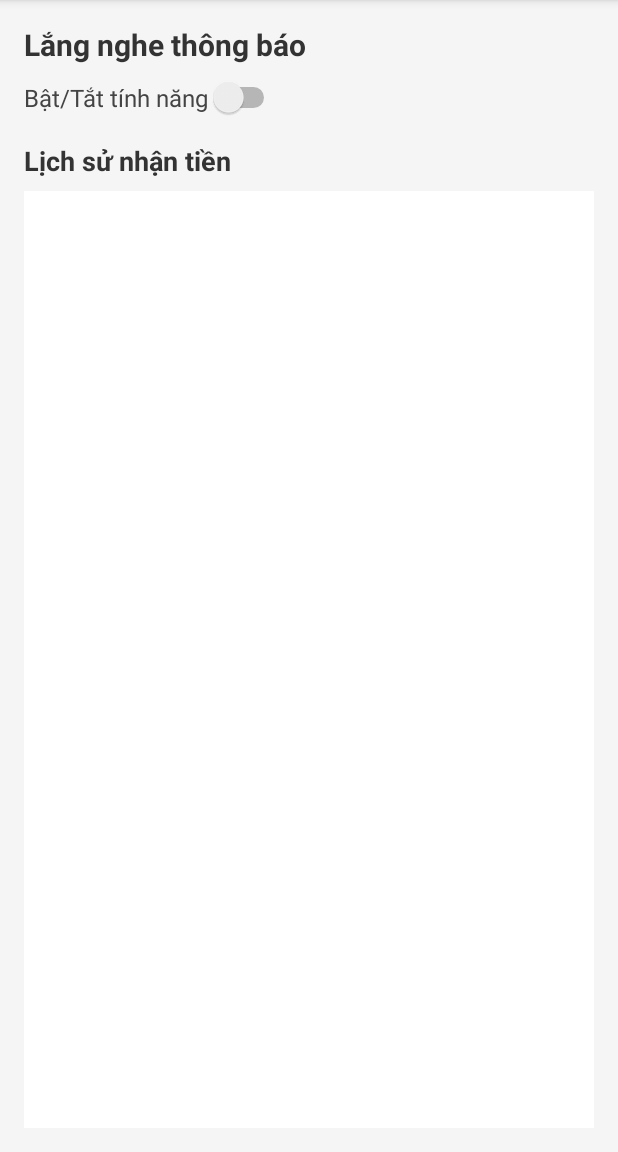
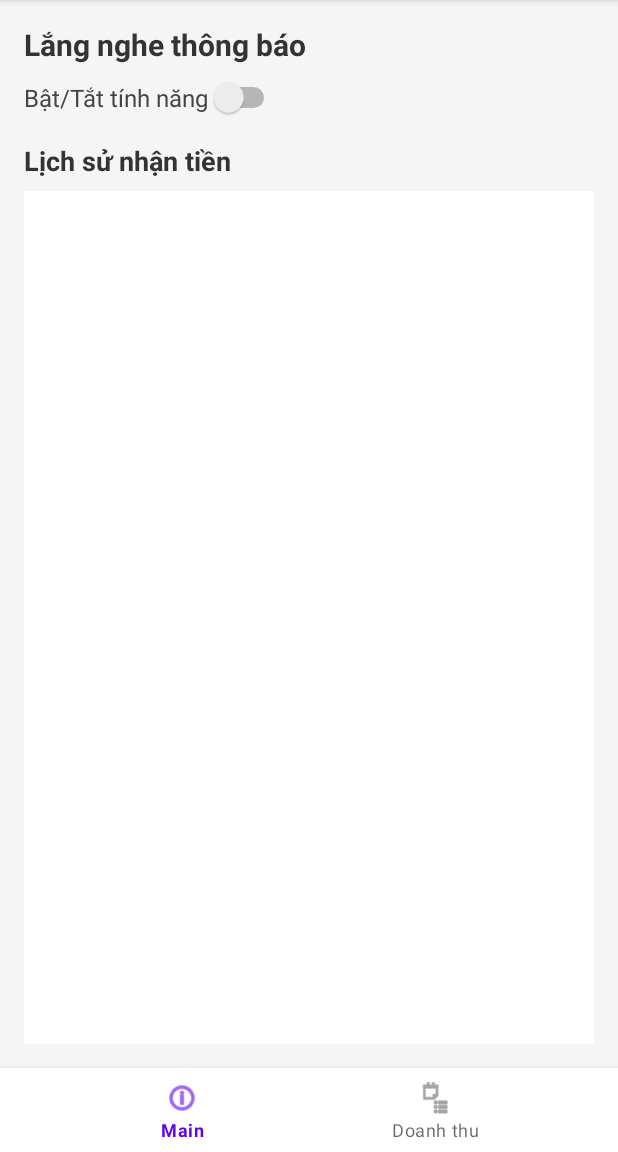
Before and after one commit to Thang0611/NotiBank, an Android app: the screen it shows after launch (MainActivity), on a phone screen of 412 x 824 dp, the part 84-1236 px from its top. Run offline under Robolectric (Android 15) with nearby library versions, the phone set to English and light mode, and no system bars; 1 statement that could not run was skipped.

Commit message:
bottomnav

```diff
--- a/app/build.gradle
+++ b/app/build.gradle
@@ -4,12 +4,12 @@ plugins {
 
 android {
     namespace 'com.example.banknotireader'
-    compileSdk 35
+    compileSdk 34
 
     defaultConfig {
         applicationId "com.example.banknotireader"
         minSdk 28
-        targetSdk 35
+        targetSdk 34
         versionCode 1
         versionName "1.0"
 
@@ -38,4 +38,6 @@ dependencies {
     androidTestImplementation libs.ext.junit
     androidTestImplementation libs.espresso.core
     implementation 'androidx.cardview:cardview:1.0.0'
+    implementation 'com.github.PhilJay:MPAndroidChart:v3.0.3'
+    implementation 'com.github.PhilJay:MPAndroidChart-Realm:v3.0.3@aar'
 }
--- a/app/src/main/java/com/example/banknotireader/MainActivity.java
+++ b/app/src/main/java/com/example/banknotireader/MainActivity.java
@@ -1,111 +1,38 @@
+package com.example.banknotireader;
 package com.example.banknotireader;
 
-import android.content.BroadcastReceiver;
-import android.content.Context;
-import android.content.Intent;
-import android.content.IntentFilter;
-import android.content.SharedPreferences;
 import android.os.Bundle;
-import android.provider.Settings;
-import android.speech.tts.TextToSpeech;
-import android.widget.CompoundButton;
-import android.widget.Switch;
-import android.widget.Toast;
 import androidx.appcompat.app.AppCompatActivity;
-import androidx.localbroadcastmanager.content.LocalBroadcastManager;
-import androidx.recyclerview.widget.LinearLayoutManager;
-import androidx.recyclerview.widget.RecyclerView;
-
-import com.example.banknotireader.models.Transaction;
-
-import java.util.List;
-import java.util.Locale;
+import androidx.fragment.app.Fragment;
+import com.google.android.material.bottomnavigation.BottomNavigationView;
 
 public class MainActivity extends AppCompatActivity {
-
-    private Switch switchListener;
-    private RecyclerView recyclerView;
-    private TransactionAdapter adapter;
-    private DBHelper dbHelper;
-    private TextToSpeech tts;
+    BottomNavigationView bottomNav;
 
     @Override
     protected void onCreate(Bundle savedInstanceState) {
         super.onCreate(savedInstanceState);
         setContentView(R.layout.activity_main);
-        tts = new TextToSpeech(getApplicationContext(), status -> {
-            if (status == TextToSpeech.SUCCESS) {
-                tts.setLanguage(new Locale("vi","VN"));
+
+        bottomNav = findViewById(R.id.bottom_nav);
+        bottomNav.setOnItemSelectedListener(item -> {
+            Fragment selectedFragment = null;
+            if (item.getItemId() == R.id.nav_home) {
+                selectedFragment = new MainFragment();
+            } else if (item.getItemId() == R.id.nav_chart) {
+                selectedFragment = new ChartFragment();
             }
-        });
-        switchListener = findViewById(R.id.switchListener);
-        recyclerView = findViewById(R.id.recyclerView);
-
-        dbHelper = new DBHelper(this);
-        adapter = new TransactionAdapter();
-        recyclerView.setLayoutManager(new LinearLayoutManager(this));
-        recyclerView.setAdapter(adapter);
-
-        SharedPreferences prefs = getSharedPreferences("settings", MODE_PRIVATE);
-        boolean isEnabled = prefs.getBoolean("listener_enabled", false);
-        switchListener.setChecked(isEnabled);
-
-        // Kiểm tra nếu đây là lần đầu tiên mở ứng dụng
-        SharedPreferences firstRunPrefs = getSharedPreferences("AppPreferences", MODE_PRIVATE);
-        boolean isFirstRun = firstRunPrefs.getBoolean("isFirstRun", true);
-
-        if (isFirstRun) {
-            // Kiểm tra quyền thông báo
-            if (!isNotificationPermissionGranted()) {
-                // Nếu chưa cấp quyền, yêu cầu người dùng cấp quyền
-                requestNotificationPermission();
-            }
-
-            // Đánh dấu ứng dụng đã chạy lần đầu
-            SharedPreferences.Editor editor = firstRunPrefs.edit();
-            editor.putBoolean("isFirstRun", false);
-            editor.apply();
-        }
-
-        switchListener.setOnCheckedChangeListener((CompoundButton buttonView, boolean isChecked) -> {
-            SharedPreferences.Editor editor = prefs.edit();
-            editor.putBoolean("listener_enabled", isChecked);
-            String msg="";
-            if(isChecked){
-                msg="Đã bật thông báo chuyển khoản";
-            }
-            else {
-                msg="Đã tắt thông báo chuyển khoản";
-            }
-            tts.speak(msg, TextToSpeech.QUEUE_ADD, null, null);
-            editor.apply();
+            getSupportFragmentManager().beginTransaction()
+                    .replace(R.id.fragment_container, selectedFragment)
+                    .commit();
+            return true;
         });
 
-        loadTransactions();
-        LocalBroadcastManager.getInstance(this).registerReceiver(
-                transactionReceiver, new IntentFilter("com.example.banknotireader.NEW_TRANSACTION")
-        );
-    }
-    private final BroadcastReceiver transactionReceiver = new BroadcastReceiver() {
-        @Override
-        public void onReceive(Context context, Intent intent) {
-            loadTransactions(); // Gọi lại DB và cập nhật danh sách
+        // Load mặc định
+        if (savedInstanceState == null) {
+            getSupportFragmentManager().beginTransaction()
+                    .replace(R.id.fragment_container, new MainFragment())
+                    .commit();
         }
-    };
-    private void loadTransactions() {
-        List<Transaction> transactions = dbHelper.getAllTransactions();
-        adapter.setTransactions(transactions);
-    }
-
-    private boolean isNotificationPermissionGranted() {
-        // Kiểm tra nếu quyền thông báo đã được cấp
-        return android.provider.Settings.Secure.getString(getContentResolver(), "enabled_notification_listeners")
-                .contains(getPackageName());
-    }
-
-    private void requestNotificationPermission() {
-        // Yêu cầu người dùng cấp quyền đọc thông báo
-        Toast.makeText(this, "Please enable notification access", Toast.LENGTH_LONG).show();
-        startActivity(new Intent(Settings.ACTION_NOTIFICATION_LISTENER_SETTINGS));
     }
 }
--- /dev/null
+++ b/app/src/main/java/com/example/banknotireader/MainFragment.java
@@ -0,0 +1,90 @@
+package com.example.banknotireader;
+
+
+import android.content.*;
+import android.os.Bundle;
+import android.provider.Settings;
+import android.speech.tts.TextToSpeech;
+import android.view.*;
+import android.widget.Switch;
+import android.widget.Toast;
+import androidx.annotation.NonNull;
+import androidx.fragment.app.Fragment;
+import androidx.localbroadcastmanager.content.LocalBroadcastManager;
+import androidx.recyclerview.widget.*;
+import com.example.banknotireader.models.Transaction;
+import java.util.*;
+
+public class MainFragment extends Fragment {
+    private Switch switchListener;
+    private RecyclerView recyclerView;
+    private TransactionAdapter adapter;
+    private DBHelper dbHelper;
+    private TextToSpeech tts;
+
+    @Override
+    public View onCreateView(@NonNull LayoutInflater inflater, ViewGroup container, Bundle savedInstanceState) {
+        View view = inflater.inflate(R.layout.fragment_main, container, false);
+
+        dbHelper = new DBHelper(requireContext());
+        tts = new TextToSpeech(getContext(), status -> {
+            if (status == TextToSpeech.SUCCESS) {
+                tts.setLanguage(new Locale("vi", "VN"));
+            }
+        });
+
+        switchListener = view.findViewById(R.id.switchListener);
+        recyclerView = view.findViewById(R.id.recyclerView);
+        recyclerView.setLayoutManager(new LinearLayoutManager(getContext()));
+        adapter = new TransactionAdapter();
+        recyclerView.setAdapter(adapter);
+
+        SharedPreferences prefs = requireContext().getSharedPreferences("settings", Context.MODE_PRIVATE);
+        boolean isEnabled = prefs.getBoolean("listener_enabled", false);
+        switchListener.setChecked(isEnabled);
+
+        // First run
+        SharedPreferences firstRunPrefs = requireContext().getSharedPreferences("AppPreferences", Context.MODE_PRIVATE);
+        if (firstRunPrefs.getBoolean("isFirstRun", true)) {
+            if (!isNotificationPermissionGranted()) {
+                requestNotificationPermission();
+            }
+            firstRunPrefs.edit().putBoolean("isFirstRun", false).apply();
+        }
+
+        switchListener.setOnCheckedChangeListener((btn, isChecked) -> {
+            prefs.edit().putBoolean("listener_enabled", isChecked).apply();
+            String msg = isChecked ? "Đã bật thông báo chuyển khoản" : "Đã tắt thông báo chuyển khoản";
+            tts.speak(msg, TextToSpeech.QUEUE_ADD, null, null);
+        });
+
+        loadTransactions();
+
+        LocalBroadcastManager.getInstance(requireContext()).registerReceiver(
+                transactionReceiver, new IntentFilter("com.example.banknotireader.NEW_TRANSACTION"));
+
+        return view;
+    }
+
+    private final BroadcastReceiver transactionReceiver = new BroadcastReceiver() {
+        @Override
+        public void onReceive(Context context, Intent intent) {
+            loadTransactions();
+        }
+    };
+
+    private void loadTransactions() {
+        List<Transaction> transactions = dbHelper.getAllTransactions();
+        adapter.setTransactions(transactions);
+    }
+
+    private boolean isNotificationPermissionGranted() {
+        return Settings.Secure.getString(requireContext().getContentResolver(),
+                "enabled_notification_listeners").contains(requireContext().getPackageName());
+    }
+
+    private void requestNotificationPermission() {
+        Toast.makeText(getContext(), "Please enable notification access", Toast.LENGTH_LONG).show();
+        startActivity(new Intent(Settings.ACTION_NOTIFICATION_LISTENER_SETTINGS));
+    }
+}
--- a/app/src/main/res/layout/activity_main.xml
+++ b/app/src/main/res/layout/activity_main.xml
@@ -1,45 +1,70 @@
+<!--<?xml version="1.0" encoding="utf-8"?>-->
+<!--<LinearLayout xmlns:android="http://schemas.android.com/apk/res/android"-->
+<!--    android:layout_width="match_parent"-->
+<!--    android:layout_height="match_parent"-->
+<!--    android:orientation="vertical"-->
+<!--    android:padding="16dp"-->
+<!--    android:background="#F5F5F5">-->
+
+<!--    <TextView-->
+<!--        android:layout_width="wrap_content"-->
+<!--        android:layout_height="wrap_content"-->
+<!--        android:text="Lắng nghe thông báo"-->
+<!--        android:textSize="20sp"-->
+<!--        android:textStyle="bold"-->
+<!--        android:textColor="#333" />-->
+
+<!--    <Switch-->
+<!--        android:id="@+id/switchListener"-->
+<!--        android:layout_width="wrap_content"-->
+<!--        android:layout_height="wrap_content"-->
+<!--        android:text="Bật/Tắt tính năng"-->
+<!--        android:layout_marginTop="8dp"-->
+<!--        android:textSize="16sp"-->
+<!--        android:textColor="#444" />-->
+
+<!--    <TextView-->
+<!--        android:layout_width="wrap_content"-->
+<!--        android:layout_height="wrap_content"-->
+<!--        android:text="Lịch sử nhận tiền"-->
+<!--        android:textSize="18sp"-->
+<!--        android:textStyle="bold"-->
+<!--        android:textColor="#333"-->
+<!--        android:layout_marginTop="16dp"-->
+<!--        android:layout_marginBottom="8dp" />-->
+
+<!--    <androidx.recyclerview.widget.RecyclerView-->
+<!--        android:id="@+id/recyclerView"-->
+<!--        android:layout_width="match_parent"-->
+<!--        android:layout_height="0dp"-->
+<!--        android:layout_weight="1"-->
+<!--        android:background="#FFFFFF"-->
+<!--        android:padding="4dp"-->
+<!--        android:clipToPadding="false"-->
+<!--        android:scrollbars="vertical" />-->
+<!--</LinearLayout>-->
+
+
 <?xml version="1.0" encoding="utf-8"?>
 <LinearLayout xmlns:android="http://schemas.android.com/apk/res/android"
+    xmlns:app="http://schemas.android.com/apk/res-auto"
     android:layout_width="match_parent"
     android:layout_height="match_parent"
-    android:orientation="vertical"
-    android:padding="16dp"
-    android:background="#F5F5F5">
+    android:orientation="vertical">
 
-    <TextView
-        android:layout_width="wrap_content"
-        android:layout_height="wrap_content"
-        android:text="Lắng nghe thông báo"
-        android:textSize="20sp"
-        android:textStyle="bold"
-        android:textColor="#333" />
-
-    <Switch
-        android:id="@+id/switchListener"
-        android:layout_width="wrap_content"
-        android:layout_height="wrap_content"
-        android:text="Bật/Tắt tính năng"
-        android:layout_marginTop="8dp"
-        android:textSize="16sp"
-        android:textColor="#444" />
-
-    <TextView
-        android:layout_width="wrap_content"
-        android:layout_height="wrap_content"
-        android:text="Lịch sử nhận tiền"
-        android:textSize="18sp"
-        android:textStyle="bold"
-        android:textColor="#333"
-        android:layout_marginTop="16dp"
-        android:layout_marginBottom="8dp" />
-
-    <androidx.recyclerview.widget.RecyclerView
-        android:id="@+id/recyclerView"
+    <!-- Nội dung sẽ thay đổi qua Fragment -->
+    <androidx.fragment.app.FragmentContainerView
+        android:id="@+id/fragment_container"
+        android:name="androidx.fragment.app.Fragment"
         android:layout_width="match_parent"
         android:layout_height="0dp"
-        android:layout_weight="1"
-        android:background="#FFFFFF"
-        android:padding="4dp"
-        android:clipToPadding="false"
-        android:scrollbars="vertical" />
+        android:layout_weight="1" />
+
+    <!-- Bottom Navigation -->
+    <com.google.android.material.bottomnavigation.BottomNavigationView
+        android:id="@+id/bottom_nav"
+        android:layout_width="match_parent"
+        android:layout_height="wrap_content"
+        android:background="?android:attr/windowBackground"
+        app:menu="@menu/bottom_nav_menu" />
 </LinearLayout>
--- /dev/null
+++ b/app/src/main/res/layout/fragment_main.xml
@@ -0,0 +1,45 @@
+<?xml version="1.0" encoding="utf-8"?>
+<LinearLayout xmlns:android="http://schemas.android.com/apk/res/android"
+    android:layout_width="match_parent"
+    android:layout_height="match_parent"
+    android:orientation="vertical"
+    android:padding="16dp"
+    android:background="#F5F5F5">
+
+    <TextView
+        android:layout_width="wrap_content"
+        android:layout_height="wrap_content"
+        android:text="Lắng nghe thông báo"
+        android:textSize="20sp"
+        android:textStyle="bold"
+        android:textColor="#333" />
+
+    <Switch
+        android:id="@+id/switchListener"
+        android:layout_width="wrap_content"
+        android:layout_height="wrap_content"
+        android:text="Bật/Tắt tính năng"
+        android:layout_marginTop="8dp"
+        android:textSize="16sp"
+        android:textColor="#444" />
+
+    <TextView
+        android:layout_width="wrap_content"
+        android:layout_height="wrap_content"
+        android:text="Lịch sử nhận tiền"
+        android:textSize="18sp"
+        android:textStyle="bold"
+        android:textColor="#333"
+        android:layout_marginTop="16dp"
+        android:layout_marginBottom="8dp" />
+
+    <androidx.recyclerview.widget.RecyclerView
+        android:id="@+id/recyclerView"
+        android:layout_width="match_parent"
+        android:layout_height="0dp"
+        android:layout_weight="1"
+        android:background="#FFFFFF"
+        android:padding="4dp"
+        android:clipToPadding="false"
+        android:scrollbars="vertical" />
+</LinearLayout>
--- /dev/null
+++ b/app/src/main/res/menu/bottom_nav_menu.xml
@@ -0,0 +1,10 @@
+<menu xmlns:android="http://schemas.android.com/apk/res/android">
+    <item
+        android:id="@+id/nav_main"
+        android:icon="@android:drawable/ic_menu_info_details"
+        android:title="Main" />
+    <item
+        android:id="@+id/nav_doanhthu"
+        android:icon="@android:drawable/ic_menu_agenda"
+        android:title="Doanh thu" />
+</menu>
--- a/settings.gradle
+++ b/settings.gradle
@@ -16,6 +16,7 @@ dependencyResolutionManagement {
     repositories {
         google()
         mavenCentral()
+        maven { url 'https://jitpack.io' }
     }
 }
 
```
Also changed, not shown: app/src/main/java/com/example/banknotireader/ChartFragment.java (added, +46 -0 lines), app/src/main/res/layout/fragment_chart.xml (added, +28 -0 lines), build.gradle (line endings or trailing spaces).
